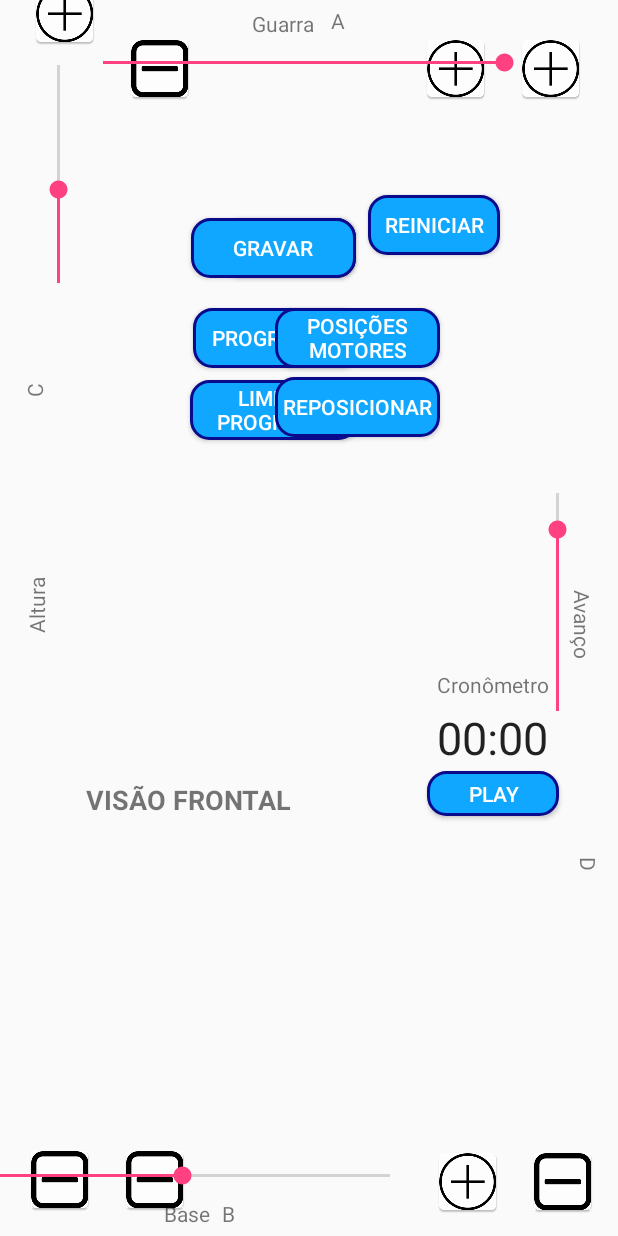
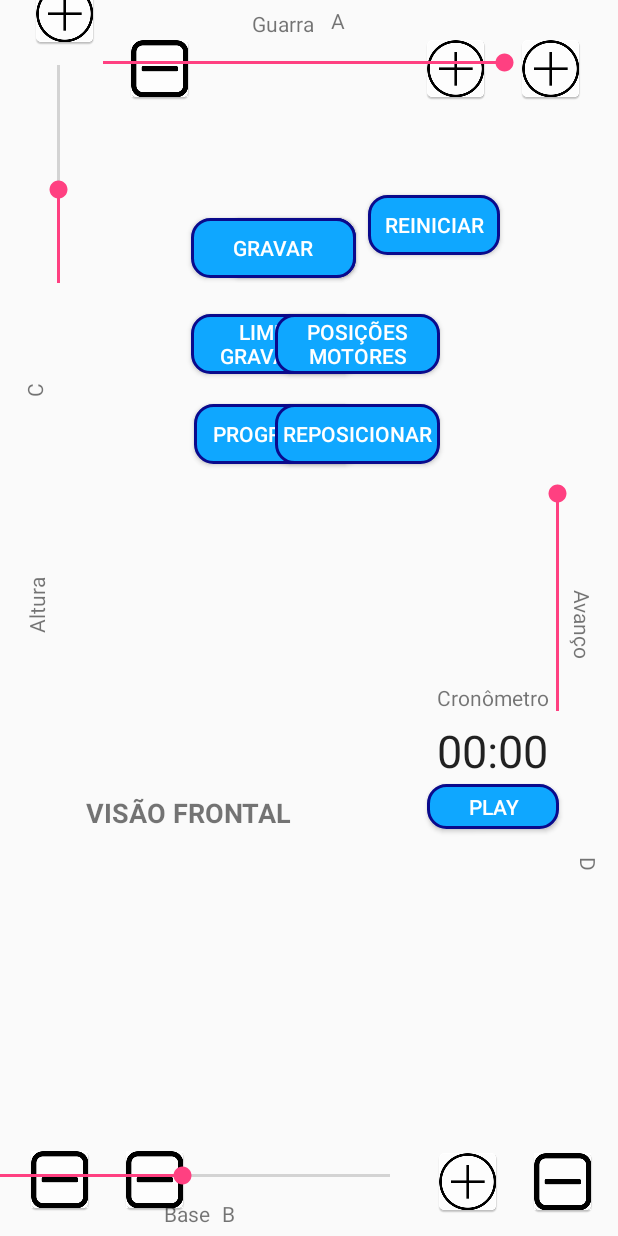
Before and after one commit to roboticanasescolas/AndroidApp, an Android app: the layout activity_joystickk.xml on its own in the app's theme, with its tools: preview values and no code run, on a phone screen of 412 x 824 dp. Run offline under Robolectric (Android 15) with nearby library versions, the phone set to English and light mode, and no system bars.

Commit message:
Ajuste das seekbars e seus valores, ajuste do resetar posição, mudança da posição do botoes programar e limpar programa, tbm a mudança do nome limpar programa para limpar gravação

```diff
--- a/app/src/main/res/layout/activity_joystickk.xml
+++ b/app/src/main/res/layout/activity_joystickk.xml
@@ -135,10 +135,10 @@
         android:background="@drawable/buttonshape"
         android:text="Programar"
         android:textColor="#FFFFFF"
-        app:layout_constraintEnd_toEndOf="@+id/butao_gravar"
-        app:layout_constraintHorizontal_bias="0.87"
-        app:layout_constraintStart_toStartOf="@+id/butao_gravar"
-        app:layout_constraintTop_toBottomOf="@+id/butao_gravar" />
+        app:layout_constraintEnd_toEndOf="@+id/butao_limpa"
+        app:layout_constraintHorizontal_bias="1.0"
+        app:layout_constraintStart_toStartOf="@+id/butao_limpa"
+        app:layout_constraintTop_toBottomOf="@+id/butao_limpa" />
 
     <Button
         android:id="@+id/butao_play"
@@ -208,16 +208,16 @@
         android:layout_alignBottom="@+id/butao_reset"
         android:layout_marginLeft="8dp"
         android:layout_marginStart="8dp"
-        android:layout_marginTop="8dp"
+        android:layout_marginTop="24dp"
         android:layout_toEndOf="@+id/butao_reset"
         android:layout_toRightOf="@+id/butao_reset"
         android:background="@drawable/buttonshape"
-        android:text="Limpar Programa"
+        android:text="Limpar Gravação"
         android:textColor="#FFFFFF"
-        app:layout_constraintEnd_toEndOf="@+id/programar"
-        app:layout_constraintHorizontal_bias="0.98"
-        app:layout_constraintStart_toStartOf="@+id/programar"
-        app:layout_constraintTop_toBottomOf="@+id/programar" />
+        app:layout_constraintEnd_toEndOf="@+id/butao_gravar"
+        app:layout_constraintHorizontal_bias="0.8"
+        app:layout_constraintStart_toStartOf="@+id/butao_gravar"
+        app:layout_constraintTop_toBottomOf="@+id/butao_gravar" />
 
     <SeekBar
         android:id="@+id/seekbar_garra"
@@ -247,7 +247,7 @@
         android:layout_marginTop="8dp"
         android:layout_toLeftOf="@+id/butao_play"
         android:layout_toStartOf="@+id/butao_play"
-        android:max="120"
+        android:max="60"
         android:progress="100"
         android:rotation="270"
         app:layout_constraintBottom_toTopOf="@+id/button_less_d"
@@ -404,7 +404,7 @@
         android:layout_marginLeft="8dp"
         android:layout_marginRight="8dp"
         android:layout_marginStart="8dp"
-        android:layout_marginTop="6dp"
+        android:layout_marginTop="20dp"
         android:background="@drawable/buttonshape"
         android:text="Reposicionar"
         android:textColor="#FFFFFF"
@@ -424,11 +424,11 @@
         android:background="@drawable/buttonshape"
         android:text="Posições Motores"
         android:textColor="#FFFFFF"
-        app:layout_constraintBottom_toBottomOf="@+id/programar"
+        app:layout_constraintBottom_toBottomOf="@+id/butao_limpa"
         app:layout_constraintEnd_toEndOf="@+id/butao_reset"
         app:layout_constraintHorizontal_bias="0.45"
         app:layout_constraintStart_toStartOf="@+id/butao_play"
-        app:layout_constraintTop_toTopOf="@+id/programar"
+        app:layout_constraintTop_toTopOf="@+id/butao_limpa"
         app:layout_constraintVertical_bias="1.0" />
 
     <TextView
```
Also changed, not shown: app/src/main/java/br/ufc/quixada/roboticaescolas/joystickk.java (+37 -40 lines).
